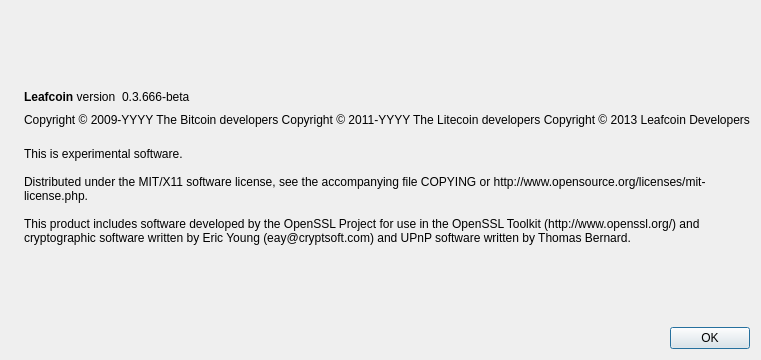
Qt form src/qt/forms/aboutdialog.ui (leafcoin/leafcoin) before a commit.
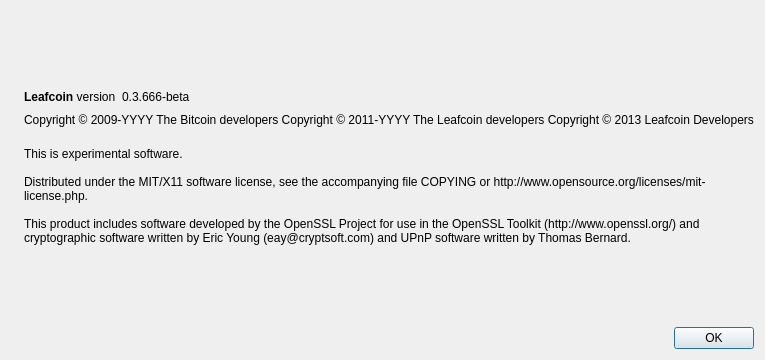
The same form after that commit. Icons and pictures are not drawn.

What changed in the file:
```diff
--- a/src/qt/forms/aboutdialog.ui
+++ b/src/qt/forms/aboutdialog.ui
@@ -92,7 +92,7 @@
        </property>
        <property name="text">
         <string notr="true">Copyright &amp;copy; 2009-YYYY The Bitcoin developers
-Copyright &amp;copy; 2011-YYYY The Litecoin developers
+Copyright &amp;copy; 2011-YYYY The Leafcoin developers
 Copyright &amp;copy; 2013 Leafcoin Developers</string>
        </property>
        <property name="textFormat">
```
